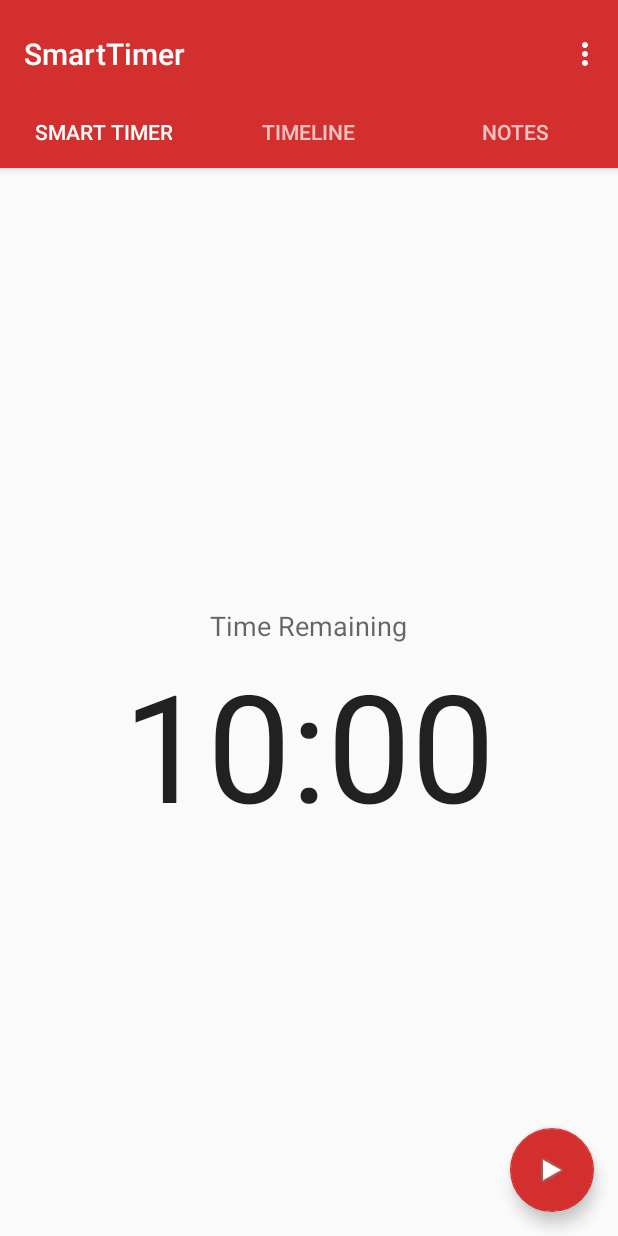
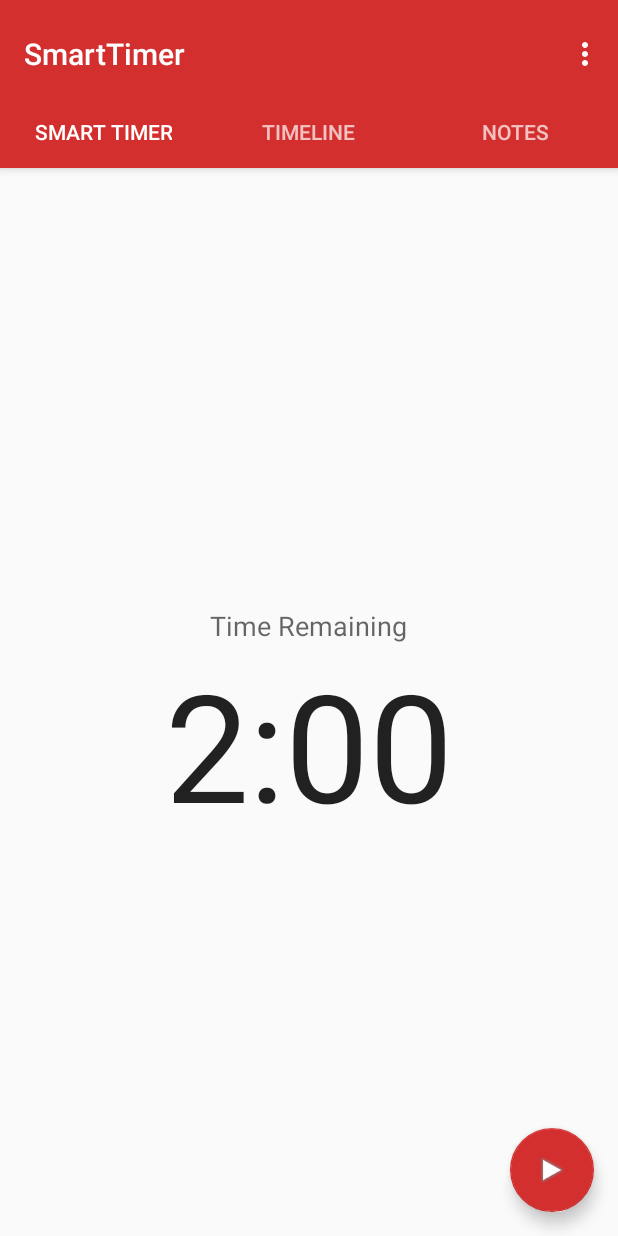
Before and after one commit to soulroyale/Bbq2016Ap, an Android app: the SmartTimer_Timer screen opened directly, with no data from a screen before it, on a phone screen of 412 x 824 dp. Run offline under Robolectric (Android 15) with nearby library versions, the phone set to English and light mode, and no system bars; our stand-ins replace AdMob; 2 statements that could not run were skipped.

Commit message:
- Make Timer Text Correct Format

```diff
--- a/mobile/build.gradle
+++ b/mobile/build.gradle
@@ -7,7 +7,7 @@ android {
         applicationId "com.jalee.bbqbuddy"
         minSdkVersion 16
         targetSdkVersion 23
-        versionCode 17
+        versionCode 18
         versionName "0.39"
     }
     buildTypes {
--- a/mobile/src/main/java/com/jalee/bbqbuddy/SmartTimer.java
+++ b/mobile/src/main/java/com/jalee/bbqbuddy/SmartTimer.java
@@ -82,8 +82,6 @@ public class SmartTimer extends AppCompatActivity {
         fab.setOnClickListener(new View.OnClickListener() {
             @Override
             public void onClick(View view) {
-                Snackbar.make(view, "Timer Started", Snackbar.LENGTH_LONG)
-                        .setAction("Action", null).show();
                 if (Constants.type == Constants.Type.FREE) {
                     if (mInterstitialAd.isLoaded()) {
                         mInterstitialAd.show();
@@ -91,22 +89,42 @@ public class SmartTimer extends AppCompatActivity {
                 }
                 final TextView txtSmartTimer = (TextView) findViewById(R.id.txtSmartTimer);
                 if (timerActive == false) {
-                    txtSmartTimer.setText(String.valueOf((smartTimerMax / 1000) / 60));
                     new CountDownTimer(smartTimerMax, 1000) {
                         public void onTick(long millisecondsUntilDone) {
                             //Countdown method, runs at specified interval
-                            Log.i("Seconds Left: ", String.valueOf(millisecondsUntilDone / 1000));
-                            txtSmartTimer.setText(String.valueOf((int) ((millisecondsUntilDone / (1000 * 60)) % 60) + ":" + (int) (millisecondsUntilDone / 1000) % 60));
+                            //Log.i("Seconds Left: ", String.valueOf(millisecondsUntilDone / 1000));
+
+                            int minutes = (int) ((millisecondsUntilDone / (1000 * 60)) % 60);
+                            int seconds = (int) (millisecondsUntilDone / 1000) % 60;
+                            String secondsString;
+                            String minutesString;
+                            if (seconds < 10) {
+                                secondsString = "0" + String.valueOf(seconds);
+                            } else {
+                                secondsString = String.valueOf(seconds);
+                            }
+
+
+                            //Remove Minutes if no minutes left
+                            if (minutes < 1) {
+                                Log.i("Time left",secondsString);
+                                txtSmartTimer.setText(secondsString);
+                            } else {
+                                Log.i("Time left",String.valueOf(minutes) + ":" + secondsString);
+                                txtSmartTimer.setText(String.valueOf(minutes) + ":" + secondsString);
+                            }
                         }
 
                         public void onFinish() {
                             //On Counter finished
                             Log.i("Done", "Done");
-                            txtSmartTimer.setText((int) ((smartTimerMax / (1000 * 60)) % 60) + ":" + (int) (smartTimerMax / 1000) % 60);
+                            txtSmartTimer.setText("00:00");
                             timerActive=false;
                         }
                     }.start();
                     timerActive = true;
+                    Snackbar.make(view, "Timer Started", Snackbar.LENGTH_LONG)
+                            .setAction("Action", null).show();
 
                 } else {
                     Snackbar.make(view, "Timer Already Active...", Snackbar.LENGTH_LONG)
--- a/mobile/src/main/res/layout/fragment_smart_timer_timer.xml
+++ b/mobile/src/main/res/layout/fragment_smart_timer_timer.xml
@@ -28,7 +28,7 @@
         android:layout_width="wrap_content"
         android:layout_height="wrap_content"
         android:textAppearance="?android:attr/textAppearanceLarge"
-        android:text="10:00"
+        android:text="2:00"
         android:id="@+id/txtSmartTimer"
         android:layout_centerVertical="true"
         android:layout_centerHorizontal="true"
```
